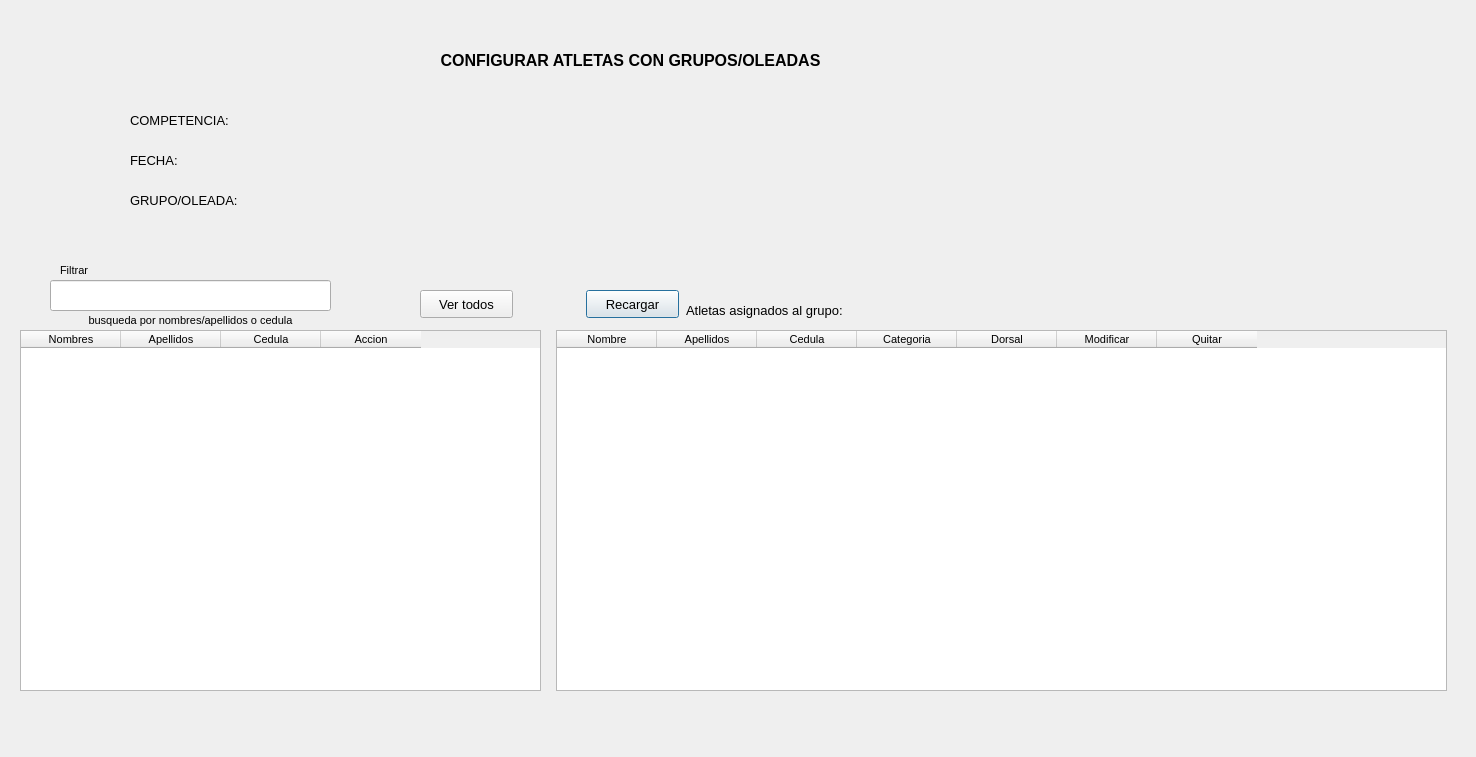
Qt form qt/athletesGroups.ui (germang2/CrossfitTimer) before a commit.
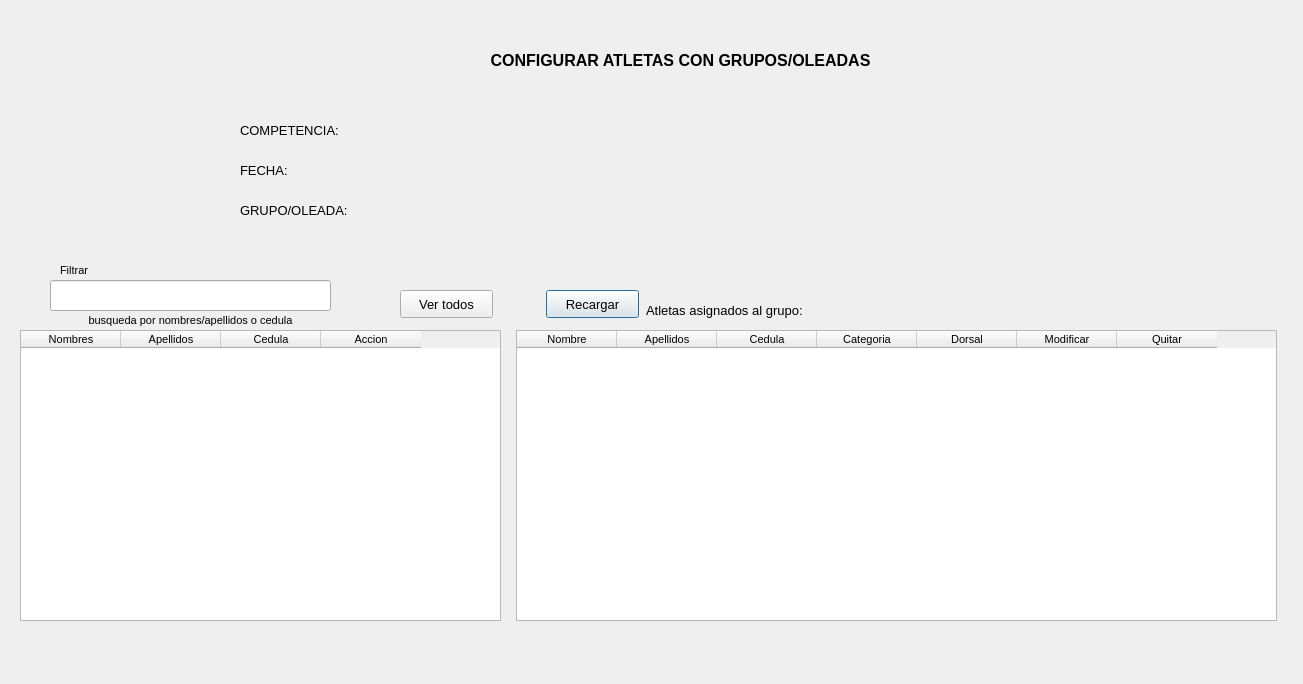
The same form after that commit.

Patch:
```diff
--- a/qt/athletesGroups.ui
+++ b/qt/athletesGroups.ui
@@ -6,8 +6,8 @@
    <rect>
     <x>0</x>
     <y>0</y>
-    <width>1476</width>
-    <height>757</height>
+    <width>1303</width>
+    <height>684</height>
    </rect>
   </property>
   <property name="font">
@@ -21,7 +21,7 @@
   <widget class="QLabel" name="label_7">
    <property name="geometry">
     <rect>
-     <x>380</x>
+     <x>430</x>
      <y>40</y>
      <width>501</width>
      <height>41</height>
@@ -45,8 +45,8 @@
   <widget class="QLabel" name="label">
    <property name="geometry">
     <rect>
-     <x>130</x>
-     <y>100</y>
+     <x>240</x>
+     <y>110</y>
      <width>151</width>
      <height>41</height>
     </rect>
@@ -63,8 +63,8 @@
   <widget class="QLabel" name="lb_competence_name">
    <property name="geometry">
     <rect>
-     <x>280</x>
-     <y>100</y>
+     <x>390</x>
+     <y>110</y>
      <width>431</width>
      <height>41</height>
     </rect>
@@ -81,8 +81,8 @@
   <widget class="QLabel" name="lb_competence_date">
    <property name="geometry">
     <rect>
-     <x>280</x>
-     <y>140</y>
+     <x>390</x>
+     <y>150</y>
      <width>151</width>
      <height>41</height>
     </rect>
@@ -99,8 +99,8 @@
   <widget class="QLabel" name="lb_group_name">
    <property name="geometry">
     <rect>
-     <x>280</x>
-     <y>180</y>
+     <x>390</x>
+     <y>190</y>
      <width>431</width>
      <height>41</height>
     </rect>
@@ -117,8 +117,8 @@
   <widget class="QLabel" name="label_2">
    <property name="geometry">
     <rect>
-     <x>130</x>
-     <y>180</y>
+     <x>240</x>
+     <y>190</y>
      <width>151</width>
      <height>41</height>
     </rect>
@@ -137,8 +137,8 @@
     <rect>
      <x>20</x>
      <y>330</y>
-     <width>521</width>
-     <height>361</height>
+     <width>481</width>
+     <height>291</height>
     </rect>
    </property>
    <column>
@@ -209,10 +209,10 @@
   <widget class="QTableWidget" name="table_athletes_assigned">
    <property name="geometry">
     <rect>
-     <x>556</x>
+     <x>516</x>
      <y>330</y>
-     <width>891</width>
-     <height>361</height>
+     <width>761</width>
+     <height>291</height>
     </rect>
    </property>
    <column>
@@ -254,7 +254,7 @@
   <widget class="QPushButton" name="btn_reload_assigned_athletes">
    <property name="geometry">
     <rect>
-     <x>586</x>
+     <x>546</x>
      <y>290</y>
      <width>93</width>
      <height>28</height>
@@ -272,7 +272,7 @@
   <widget class="QPushButton" name="btn_load_athletes">
    <property name="geometry">
     <rect>
-     <x>420</x>
+     <x>400</x>
      <y>290</y>
      <width>93</width>
      <height>28</height>
@@ -291,8 +291,8 @@
    <property name="geometry">
     <rect>
      <x>30</x>
-     <y>700</y>
-     <width>511</width>
+     <y>630</y>
+     <width>471</width>
      <height>20</height>
     </rect>
    </property>
@@ -309,8 +309,8 @@
   <widget class="QLabel" name="label_5">
    <property name="geometry">
     <rect>
-     <x>130</x>
-     <y>140</y>
+     <x>240</x>
+     <y>150</y>
      <width>151</width>
      <height>41</height>
     </rect>
@@ -327,7 +327,7 @@
   <widget class="QLabel" name="label_6">
    <property name="geometry">
     <rect>
-     <x>686</x>
+     <x>646</x>
      <y>300</y>
      <width>211</width>
      <height>21</height>
@@ -345,7 +345,7 @@
   <widget class="QLabel" name="lb_group_name_2">
    <property name="geometry">
     <rect>
-     <x>900</x>
+     <x>860</x>
      <y>300</y>
      <width>55</width>
      <height>21</height>
@@ -358,9 +358,9 @@
   <widget class="QLabel" name="lb_alert">
    <property name="geometry">
     <rect>
-     <x>560</x>
-     <y>690</y>
-     <width>791</width>
+     <x>520</x>
+     <y>630</y>
+     <width>821</width>
      <height>20</height>
     </rect>
    </property>
```
